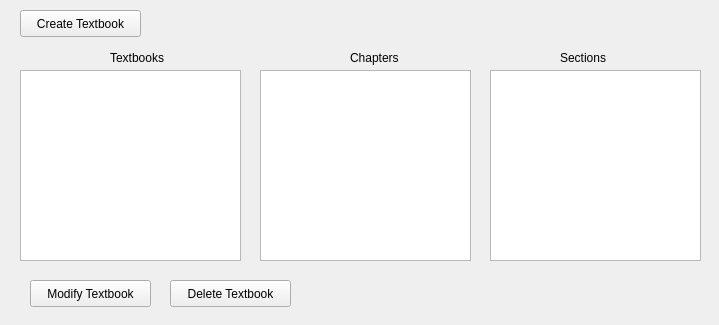
The window that D4_TeamJava/cuTPS_gui/ManageTextbooksInterfaceWindow.ui (AnkushVarshneya/CUTPS) describes before a commit, drawn with Qt 5.
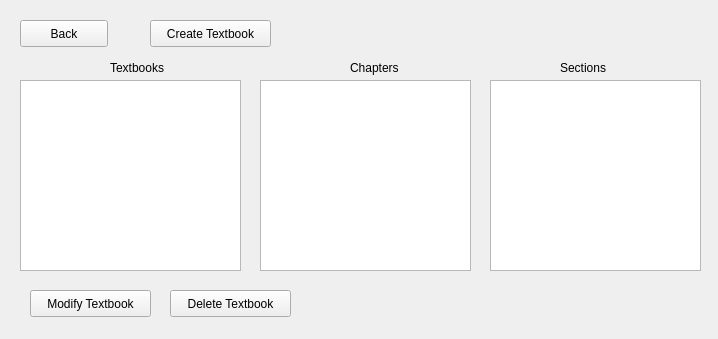
The same window after the commit.

The edit to the form file:
```diff
--- a/D4_TeamJava/cuTPS_gui/ManageTextbooksInterfaceWindow.ui
+++ b/D4_TeamJava/cuTPS_gui/ManageTextbooksInterfaceWindow.ui
@@ -6,8 +6,8 @@
    <rect>
     <x>0</x>
     <y>0</y>
-    <width>719</width>
-    <height>325</height>
+    <width>718</width>
+    <height>339</height>
    </rect>
   </property>
   <property name="windowTitle">
@@ -17,7 +17,7 @@
    <property name="geometry">
     <rect>
      <x>20</x>
-     <y>70</y>
+     <y>80</y>
      <width>221</width>
      <height>191</height>
     </rect>
@@ -26,8 +26,8 @@
   <widget class="QPushButton" name="createTextbookOption">
    <property name="geometry">
     <rect>
-     <x>20</x>
-     <y>10</y>
+     <x>150</x>
+     <y>20</y>
      <width>121</width>
      <height>27</height>
     </rect>
@@ -40,7 +40,7 @@
    <property name="geometry">
     <rect>
      <x>30</x>
-     <y>280</y>
+     <y>290</y>
      <width>121</width>
      <height>27</height>
     </rect>
@@ -53,7 +53,7 @@
    <property name="geometry">
     <rect>
      <x>170</x>
-     <y>280</y>
+     <y>290</y>
      <width>121</width>
      <height>27</height>
     </rect>
@@ -66,7 +66,7 @@
    <property name="geometry">
     <rect>
      <x>260</x>
-     <y>70</y>
+     <y>80</y>
      <width>211</width>
      <height>191</height>
     </rect>
@@ -76,7 +76,7 @@
    <property name="geometry">
     <rect>
      <x>490</x>
-     <y>70</y>
+     <y>80</y>
      <width>211</width>
      <height>191</height>
     </rect>
@@ -86,7 +86,7 @@
    <property name="geometry">
     <rect>
      <x>110</x>
-     <y>50</y>
+     <y>60</y>
      <width>71</width>
      <height>16</height>
     </rect>
@@ -99,7 +99,7 @@
    <property name="geometry">
     <rect>
      <x>350</x>
-     <y>50</y>
+     <y>60</y>
      <width>58</width>
      <height>16</height>
     </rect>
@@ -112,7 +112,7 @@
    <property name="geometry">
     <rect>
      <x>560</x>
-     <y>50</y>
+     <y>60</y>
      <width>58</width>
      <height>16</height>
     </rect>
@@ -121,6 +121,19 @@
     <string>Sections</string>
    </property>
   </widget>
+  <widget class="QPushButton" name="backButton">
+   <property name="geometry">
+    <rect>
+     <x>20</x>
+     <y>20</y>
+     <width>88</width>
+     <height>27</height>
+    </rect>
+   </property>
+   <property name="text">
+    <string>Back</string>
+   </property>
+  </widget>
  </widget>
  <resources/>
  <connections/>
```
Left out of the diff: 6 changed lines with no effect on the pictures.
